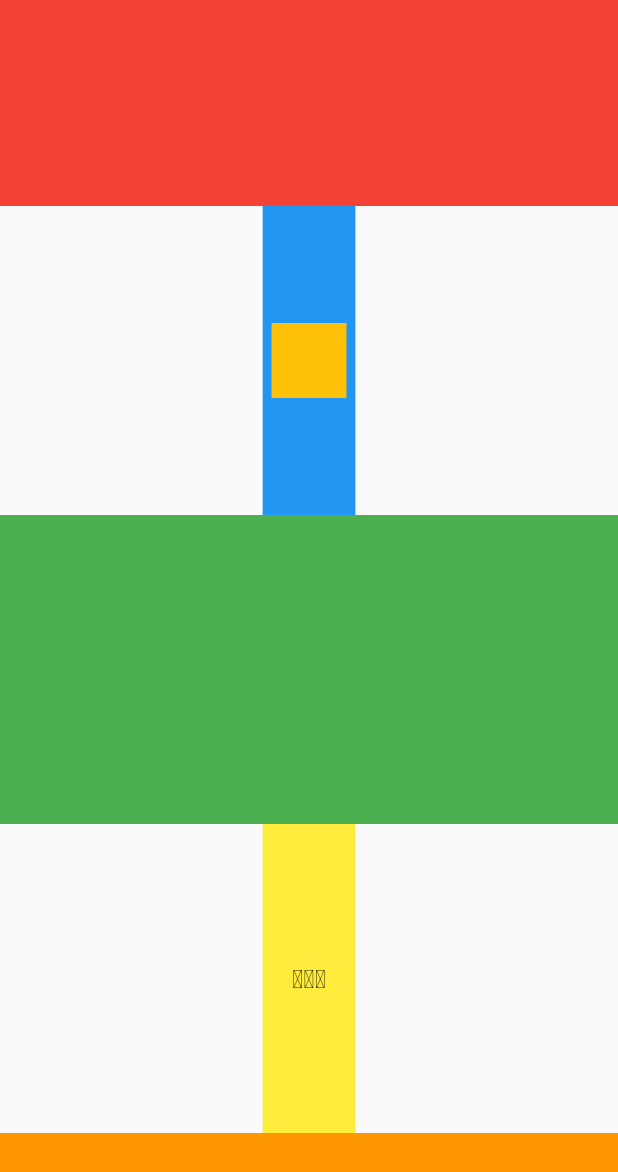
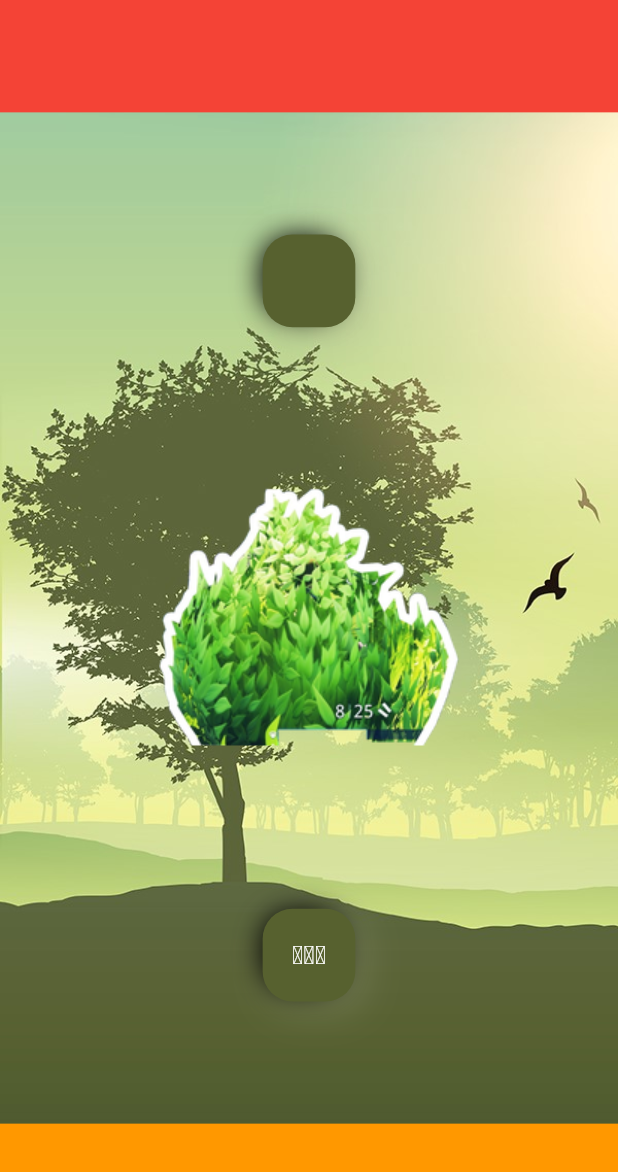
Before and after one commit to CodingWithTashi/TibetanLanguageLearningApp, a Flutter app: the SpellingBeePage screen opened by its route, on a phone screen of 412 x 824 dp. Shown: the top 1172 px of the screen. Run offline on Flutter 3.47's test engine with Material 2 defaults, Android fonts, the phone set to English and light mode, and no system bars; our stand-ins replace animated_text_kit, bloc, equatable, firebase_core, firebase_crashlytics, flutter_bloc and 7 more; missing offline and left inert: painter; accounts and stored records are empty; generated files the repository leaves out were written again; Roboto replaces fonts that are missing (jomolhari).

Commit message:
spelling bee UI updated

```diff
--- a/lib/presentation/game/spelling_bee/spelling_bee_page.dart
+++ b/lib/presentation/game/spelling_bee/spelling_bee_page.dart
@@ -7,6 +7,7 @@ import 'package:tibetan_language_learning_app/presentation/game/spelling_bee/pro
 import 'package:tibetan_language_learning_app/presentation/game/spelling_bee/widget/drag.dart';
 import 'package:tibetan_language_learning_app/presentation/game/spelling_bee/widget/drop.dart';
 import 'package:tibetan_language_learning_app/presentation/game/spelling_bee/widget/fly_in_animation.dart';
+import 'package:tibetan_language_learning_app/util/application_util.dart';
 import 'package:tibetan_language_learning_app/util/constant.dart';
 
 class SpellingBeePage extends StatefulWidget {
@@ -20,6 +21,7 @@ class SpellingBeePage extends StatefulWidget {
 class _SpellingBeePageState extends State<SpellingBeePage> {
   List<Verb> _verbList = AppConstant.verbsList;
   late List<String> _characterList, _dropCharacterList;
+  late Verb selectedVerb;
   @override
   void initState() {
     //_generateWord();
@@ -37,40 +39,83 @@ class _SpellingBeePageState extends State<SpellingBeePage> {
               _generateWord();
             }
           }
-          return Column(
+          return Stack(
             children: [
-              Expanded(
-                flex: 2,
+              _getBackgroundImage(),
+              Column(
+                children: [
+                  _getHeader(),
+                  _getDropContent(),
+                  _getImageForWord(),
+                  _getDragContent(),
+                  _getProgressIndicator(),
+                ],
+              ),
+            ],
+          );
+        },
+      ),
+    );
+  }
+
+  void _generateWord() {
+    final r = Random().nextInt(_verbList.length);
+    _characterList = _verbList[r].characterList;
+    _dropCharacterList = List.from(_characterList);
+    selectedVerb = _verbList[r];
+    _verbList.removeAt(r);
+    if (_characterList.isNotEmpty) {
+      _characterList.shuffle();
+    }
+
+    WidgetsBinding.instance.addPostFrameCallback((timeStamp) {
+      Provider.of<SpellingBeeProvider>(context, listen: false)
+          .setUp(total: _characterList.length);
+      Provider.of<SpellingBeeProvider>(context, listen: false)
+          .requestWord(request: false);
+    });
+  }
+
+  _getBackgroundImage() {
+    return Image.asset(
+      'assets/images/tree.jpg',
+      fit: BoxFit.cover,
+      height: double.infinity,
+      width: double.infinity,
+      alignment: Alignment.centerLeft,
+    );
+  }
+
+  _getHeader() => Expanded(
+        flex: 1,
         child: Container(
           color: Colors.red,
         ),
-              ),
-              Expanded(
+      );
+
+  _getDropContent() => Expanded(
         flex: 3,
-                child: Container(
-                  color: Colors.blue,
         child: SingleChildScrollView(
           scrollDirection: Axis.horizontal,
           child: Row(
             mainAxisAlignment: MainAxisAlignment.spaceEvenly,
             children: _dropCharacterList
-                          .map((e) => FlyInAnimation(
-                              animate: true, child: Drop(letter: e)))
+                .map((e) =>
+                    FlyInAnimation(animate: true, child: Drop(letter: e)))
                 .toList(),
           ),
         ),
+      );
+
+  _getImageForWord() => Expanded(
+        flex: 3,
+        child: Image.asset(
+          ApplicationUtil.getImagePath(selectedVerb.fileName),
         ),
-              ),
-              Expanded(
+      );
+
+  _getDragContent() => Expanded(
         flex: 3,
-                child: Container(
-                  color: Colors.green,
-                ),
-              ),
-              Expanded(
-                flex: 3,
-                child: Container(
-                  color: Colors.yellow,
         child: SingleChildScrollView(
           scrollDirection: Axis.horizontal,
           child: Row(
@@ -85,35 +130,12 @@ class _SpellingBeePageState extends State<SpellingBeePage> {
                 .toList(),
           ),
         ),
-                ),
-              ),
-              Expanded(
+      );
+
+  _getProgressIndicator() => Expanded(
         flex: 1,
         child: Container(
           color: Colors.orange,
         ),
-              )
-            ],
-          );
-        },
-      ),
       );
 }
-
-  void _generateWord() {
-    final r = Random().nextInt(_verbList.length);
-    _characterList = _verbList[r].characterList;
-    _dropCharacterList = List.from(_characterList);
-    _verbList.removeAt(r);
-    if (_characterList.isNotEmpty) {
-      _characterList.shuffle();
-    }
-
-    WidgetsBinding.instance.addPostFrameCallback((timeStamp) {
-      Provider.of<SpellingBeeProvider>(context, listen: false)
-          .setUp(total: _characterList.length);
-      Provider.of<SpellingBeeProvider>(context, listen: false)
-          .requestWord(request: false);
-    });
-  }
-}
--- a/lib/presentation/game/spelling_bee/widget/drag.dart
+++ b/lib/presentation/game/spelling_bee/widget/drag.dart
@@ -1,8 +1,7 @@
 import 'package:flutter/material.dart';
-import 'package:flutter_bloc/flutter_bloc.dart';
 import 'package:provider/provider.dart';
-import 'package:tibetan_language_learning_app/cubit/language_cubit.dart';
 import 'package:tibetan_language_learning_app/presentation/game/spelling_bee/provider/spelling_bee_provider.dart';
+import 'package:tibetan_language_learning_app/util/application_util.dart';
 
 class Drag extends StatefulWidget {
   final String letter;
@@ -27,25 +26,44 @@ class _DragState extends State<Drag> {
           _accepted = false;
         }
         return SizedBox(
-          width: size.width * 0.15,
-          height: size.height * 0.15,
+          width: size.width * 0.20,
+          height: size.height * 0.20,
           child: Center(
             child: _accepted
                 ? SizedBox()
-                : Draggable(
+                : Container(
+                    margin: EdgeInsets.symmetric(horizontal: 5),
+                    width: size.width * 0.15,
+                    height: size.width * 0.15,
+                    decoration: ApplicationUtil.getBoxDecorationOne(context),
+                    child: Center(
+                      child: Draggable(
                         data: widget.letter,
                         childWhenDragging: SizedBox(),
                         onDragEnd: (details) {
                           if (details.wasAccepted) {
                             _accepted = true;
                             setState(() {});
-                        Provider.of<SpellingBeeProvider>(context, listen: false)
+                            Provider.of<SpellingBeeProvider>(context,
+                                    listen: false)
                                 .incrementLetters(context: context);
                           }
                         },
-                    feedback: Text(
+                        feedback: Container(
+                          margin: EdgeInsets.symmetric(horizontal: 5),
+                          width: size.width * 0.10,
+                          height: size.width * 0.10,
+                          decoration:
+                              ApplicationUtil.getBoxDecorationOne(context),
+                          child: Center(
+                            child: Text(
                               widget.letter,
-                      style: Theme.of(context).textTheme.titleMedium?.copyWith(
+                              textAlign: TextAlign.center,
+                              style: Theme.of(context)
+                                  .textTheme
+                                  .titleMedium
+                                  ?.copyWith(
+                                color: Colors.white,
                                 shadows: [
                                   Shadow(
                                     offset: Offset(3, 3),
@@ -55,9 +73,21 @@ class _DragState extends State<Drag> {
                                 ],
                               ),
                             ),
+                          ),
+                        ),
+                        child: Center(
                           child: Text(
                             widget.letter,
-                      style: Theme.of(context).textTheme.titleMedium,
+                            textAlign: TextAlign.center,
+                            style: Theme.of(context)
+                                .textTheme
+                                .titleMedium
+                                ?.copyWith(
+                                  color: Colors.white,
+                                ),
+                          ),
+                        ),
+                      ),
                     ),
                   ),
           ),
--- a/lib/presentation/game/spelling_bee/widget/drop.dart
+++ b/lib/presentation/game/spelling_bee/widget/drop.dart
@@ -1,4 +1,5 @@
 import 'package:flutter/material.dart';
+import 'package:tibetan_language_learning_app/util/application_util.dart';
 
 class Drop extends StatelessWidget {
   final String letter;
@@ -8,9 +9,9 @@ class Drop extends StatelessWidget {
     final size = MediaQuery.of(context).size;
 
     bool accepted = false;
-    return SizedBox(
-      width: size.width * 0.15,
-      height: size.height * 0.15,
+    return Container(
+      width: size.width * 0.20,
+      height: size.height * 0.20,
       child: Center(
         child: DragTarget(
           onWillAccept: (data) {
@@ -27,15 +28,27 @@ class Drop extends StatelessWidget {
           },
           builder: (context, candidateData, rejectedData) {
             if (accepted) {
-              return Text(
-                letter,
-                //style: Theme.of(context).textTheme.headline1,
+              return Container(
+                margin: EdgeInsets.symmetric(horizontal: 5),
+                decoration: ApplicationUtil.getBoxDecorationOne(context),
+                width: size.width * 0.15,
+                height: size.width * 0.15,
+                child: Center(
+                  child: Text(
+                    letter,
+                    textAlign: TextAlign.center,
+                    style: Theme.of(context).textTheme.titleMedium?.copyWith(
+                          color: Colors.white,
+                        ),
+                  ),
+                ),
               );
             } else {
               return Container(
-                color: Colors.amber,
-                width: 50,
-                height: 50,
+                margin: EdgeInsets.symmetric(horizontal: 5),
+                decoration: ApplicationUtil.getBoxDecorationOne(context),
+                width: size.width * 0.15,
+                height: size.width * 0.15,
               );
             }
           },
```
Lines whose indentation alone changed are shown as unchanged.
